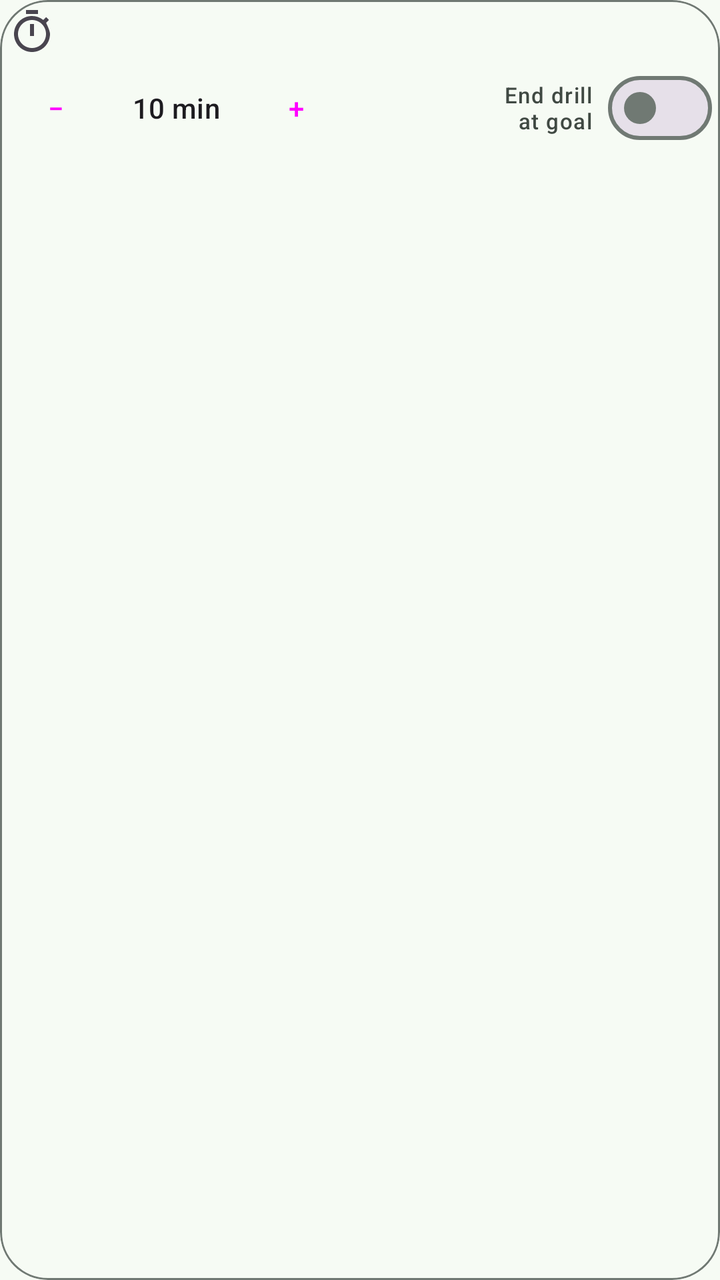
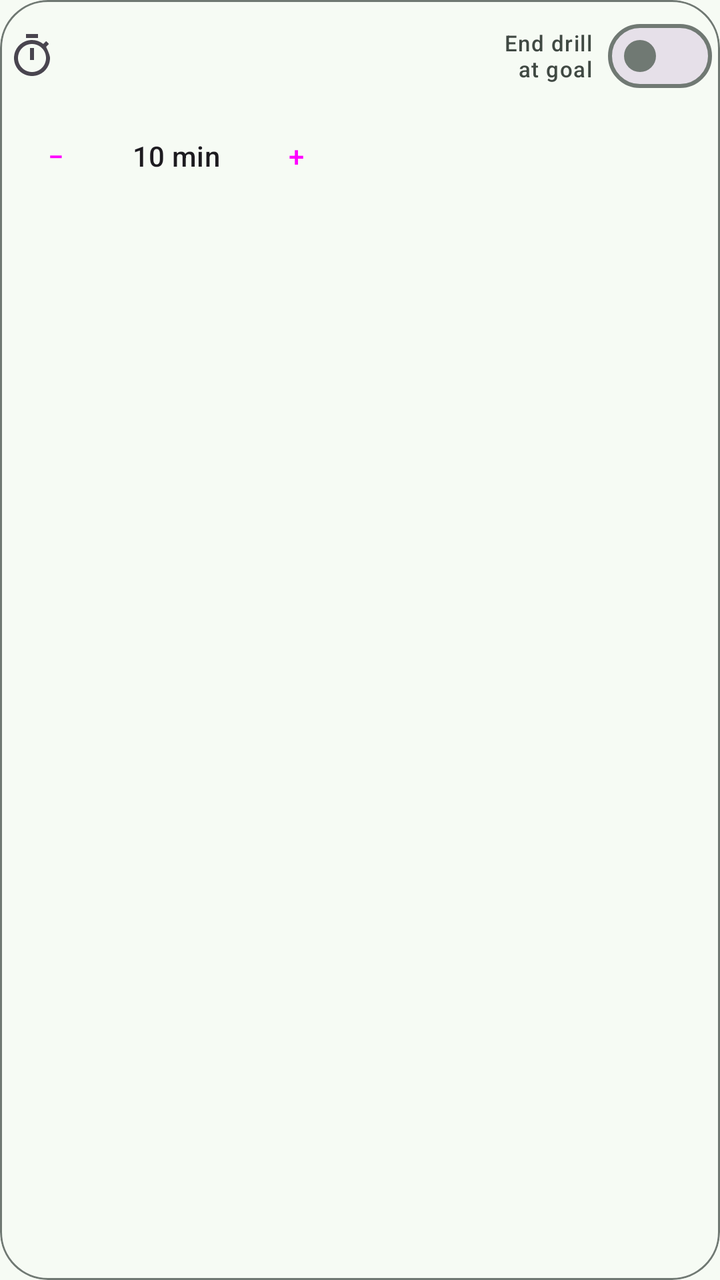

Two renders of the same Android screen: before a commit and after it. Below are the layout's source before the change and the commit's diff.
<!-- AndroidManifest.xml: application theme Theme.VoiceSrs -->
<!-- res/layout/include_timer_row.xml -->
<?xml version="1.0" encoding="utf-8"?>
<com.google.android.material.card.MaterialCardView xmlns:android="http://schemas.android.com/apk/res/android"
    xmlns:app="http://schemas.android.com/apk/res-auto"
    android:id="@+id/timerRow"
    style="@style/Widget.Material3.CardView.Outlined"
    android:layout_width="match_parent"
    android:layout_height="wrap_content"
    android:minHeight="48dp"
    android:contentDescription="@string/timer_title"
    app:cardCornerRadius="24dp"
    app:cardElevation="0dp"
    app:contentPadding="4dp"
    app:strokeColor="?attr/colorOutline"
    app:strokeWidth="1dp">

    <LinearLayout
        android:id="@+id/timerLines"
        android:layout_width="match_parent"
        android:layout_height="wrap_content"
        android:orientation="vertical"
        android:paddingStart="@dimen/timer_row_padding"
        android:paddingEnd="@dimen/timer_row_padding">

        <LinearLayout
            android:id="@+id/timerLine1"
            android:layout_width="match_parent"
            android:layout_height="wrap_content"
            android:layout_marginBottom="@dimen/timer_line_gap"
            android:gravity="center_vertical"
            android:orientation="horizontal"
            android:paddingStart="@dimen/timer_row_padding"
            android:paddingEnd="@dimen/timer_row_padding">

            <ImageView
                android:id="@+id/timerIcon"
                android:layout_width="24dp"
                android:layout_height="24dp"
                android:contentDescription="@string/timer_title"
                android:src="@drawable/ic_timer" />

            <TextView
                android:id="@+id/elapsedChip"
                android:layout_width="0dp"
                android:layout_height="wrap_content"
                android:layout_weight="1"
                android:layout_marginStart="6dp"
                android:ellipsize="end"
                android:maxLines="1"
                android:visibility="gone"
                android:textAppearance="?attr/textAppearanceLabelLarge" />
        </LinearLayout>

        <LinearLayout
            android:id="@+id/timerLine2"
            android:layout_width="match_parent"
            android:layout_height="wrap_content"
            android:gravity="center_vertical"
            android:orientation="horizontal">

            
            <Button
                android:id="@+id/timerMinus"
                style="@style/Widget.Material3.Button.IconButton.Outlined"
                android:layout_width="48dp"
                android:layout_height="48dp"
                android:insetLeft="@dimen/timer_stepper_inset"
                android:insetTop="@dimen/timer_stepper_inset"
                android:insetRight="@dimen/timer_stepper_inset"
                android:insetBottom="@dimen/timer_stepper_inset"
                android:minWidth="0dp"
                android:minHeight="0dp"
                android:padding="0dp"
                android:contentDescription="@string/timer_fewer"
                android:text="−"
                app:shapeAppearanceOverlay="@style/ShapeAppearance.Material3.Corner.Full"
                app:strokeColor="?attr/colorOutline"
                app:strokeWidth="@dimen/timer_stepper_stroke" />

            <TextView
                android:id="@+id/timerValue"
                android:layout_width="wrap_content"
                android:layout_height="wrap_content"
                android:layout_marginStart="@dimen/timer_value_margin"
                android:layout_marginEnd="@dimen/timer_value_margin"
                android:minWidth="@dimen/timer_value_min_width"
                android:gravity="center"
                android:maxLines="1"
                android:textAppearance="?attr/textAppearanceLabelLarge"
                android:text="10 min" />

            
            <Button
                android:id="@+id/timerPlus"
                style="@style/Widget.Material3.Button.IconButton.Outlined"
                android:layout_width="48dp"
                android:layout_height="48dp"
                android:insetLeft="@dimen/timer_stepper_inset"
                android:insetTop="@dimen/timer_stepper_inset"
                android:insetRight="@dimen/timer_stepper_inset"
                android:insetBottom="@dimen/timer_stepper_inset"
                android:minWidth="0dp"
                android:minHeight="0dp"
                android:padding="0dp"
                android:contentDescription="@string/timer_more"
                android:text="+"
                app:shapeAppearanceOverlay="@style/ShapeAppearance.Material3.Corner.Full"
                app:strokeColor="?attr/colorOutline"
                app:strokeWidth="@dimen/timer_stepper_stroke" />

            <Space
                android:id="@+id/timerSpacer"
                android:layout_width="0dp"
                android:layout_height="1dp"
                android:layout_weight="1" />

            <TextView
                android:id="@+id/timerSwitchLabel"
                android:layout_width="wrap_content"
                android:layout_height="wrap_content"
                android:layout_marginEnd="@dimen/timer_switch_label_gap"
                android:gravity="end|center_vertical"
                android:labelFor="@+id/timerSwitch"
                android:maxLines="2"
                android:text="@string/timer_switch_text"
                android:textAppearance="?attr/textAppearanceLabelSmall"
                android:textColor="?attr/colorOnSurfaceVariant" />

            <com.google.android.material.materialswitch.MaterialSwitch
                android:id="@+id/timerSwitch"
                android:layout_width="wrap_content"
                android:layout_height="wrap_content"
                android:minHeight="48dp"
                android:contentDescription="@string/timer_switch_label" />
        </LinearLayout>
    </LinearLayout>
</com.google.android.material.card.MaterialCardView>
<!-- resources referenced by this layout -->
<resources>
  <dimen name="timer_line_gap">2dp</dimen>
  <dimen name="timer_row_padding">0dp</dimen>
  <dimen name="timer_stepper_inset">6dp</dimen>
  <dimen name="timer_stepper_stroke">1dp</dimen>
  <dimen name="timer_switch_label_gap">8dp</dimen>
  <dimen name="timer_value_margin">8dp</dimen>
  <dimen name="timer_value_min_width">56dp</dimen>
  <!-- drawable ic_timer (drawable) -->
  <?xml version="1.0" encoding="utf-8"?>
  <vector xmlns:android="http://schemas.android.com/apk/res/android"
      android:width="24dp"
      android:height="24dp"
      android:viewportWidth="24"
      android:viewportHeight="24"
      android:tint="?attr/colorControlNormal">
      <path
          android:fillColor="#FF000000"
          android:pathData="M15,1H9v2h6V1zM11,14h2V8h-2V14zM19.03,7.39l1.42,-1.42c-0.43,-0.51 -0.9,-0.99 -1.41,-1.41l-1.42,1.42C16.07,4.74 14.12,4 12,4c-4.97,0 -9,4.03 -9,9s4.02,9 9,9s9,-4.03 9,-9C21,11.88 20.26,9.93 19.03,7.39zM12,20c-3.87,0 -7,-3.13 -7,-7s3.13,-7 7,-7s7,3.13 7,7S15.87,20 12,20z" />
  </vector>
  <string name="timer_fewer">Fewer minutes</string>
  <string name="timer_more">More minutes</string>
  <string name="timer_switch_label">End drill at goal</string>
  <string name="timer_switch_text">End drill\nat goal</string>
  <string name="timer_title">Timer</string>
  <color name="md_theme_primary">#146C43</color>
  <color name="md_theme_onPrimary">#FFFFFF</color>
  <color name="md_theme_primaryContainer">#A4F4C4</color>
  <color name="md_theme_onPrimaryContainer">#002110</color>
  <color name="md_theme_secondary">#4D6356</color>
  <color name="md_theme_onSecondary">#FFFFFF</color>
  <color name="md_theme_secondaryContainer">#D0E8D8</color>
  <color name="md_theme_onSecondaryContainer">#0B1F15</color>
  <color name="md_theme_tertiary">#3C6472</color>
  <color name="md_theme_onTertiary">#FFFFFF</color>
  <color name="md_theme_tertiaryContainer">#C0E9FA</color>
  <color name="md_theme_onTertiaryContainer">#001F28</color>
  <color name="md_theme_background">#F6FBF4</color>
  <color name="md_theme_surface">#F6FBF4</color>
  <color name="md_theme_onSurface">#171D19</color>
  <color name="md_theme_surfaceVariant">#DCE5DC</color>
  <color name="md_theme_onSurfaceVariant">#404943</color>
  <color name="md_theme_outline">#707973</color>
  <color name="md_theme_error">#BA1A1A</color>
  <color name="md_theme_onError">#FFFFFF</color>
  <!-- unchanged entries left out for length: 1 -->
</resources>

<!-- the commit's change to res/layout/include_timer_row.xml (unified diff, before → after) -->
@@ -40,14 +40,34 @@
 
             <TextView
                 android:id="@+id/elapsedChip"
-                android:layout_width="0dp"
+                android:layout_width="wrap_content"
                 android:layout_height="wrap_content"
-                android:layout_weight="1"
                 android:layout_marginStart="6dp"
                 android:ellipsize="end"
                 android:maxLines="1"
                 android:visibility="gone"
                 android:textAppearance="?attr/textAppearanceLabelLarge" />
+
+            <TextView
+                android:id="@+id/timerSwitchLabel"
+                android:layout_width="0dp"
+                android:layout_height="wrap_content"
+                android:layout_weight="1"
+                android:layout_marginStart="6dp"
+                android:layout_marginEnd="@dimen/timer_switch_label_gap"
+                android:gravity="end|center_vertical"
+                android:labelFor="@+id/timerSwitch"
+                android:maxLines="2"
+                android:text="@string/timer_switch_text"
+                android:textAppearance="?attr/textAppearanceLabelSmall"
+                android:textColor="?attr/colorOnSurfaceVariant" />
+
+            <com.google.android.material.materialswitch.MaterialSwitch
+                android:id="@+id/timerSwitch"
+                android:layout_width="wrap_content"
+                android:layout_height="wrap_content"
+                android:minHeight="48dp"
+                android:contentDescription="@string/timer_switch_label" />
         </LinearLayout>
 
         <LinearLayout
@@ -112,25 +132,6 @@
                 android:layout_width="0dp"
                 android:layout_height="1dp"
                 android:layout_weight="1" />
-
-            <TextView
-                android:id="@+id/timerSwitchLabel"
-                android:layout_width="wrap_content"
-                android:layout_height="wrap_content"
-                android:layout_marginEnd="@dimen/timer_switch_label_gap"
-                android:gravity="end|center_vertical"
-                android:labelFor="@+id/timerSwitch"
-                android:maxLines="2"
-                android:text="@string/timer_switch_text"
-                android:textAppearance="?attr/textAppearanceLabelSmall"
-                android:textColor="?attr/colorOnSurfaceVariant" />
-
-            <com.google.android.material.materialswitch.MaterialSwitch
-                android:id="@+id/timerSwitch"
-                android:layout_width="wrap_content"
-                android:layout_height="wrap_content"
-                android:minHeight="48dp"
-                android:contentDescription="@string/timer_switch_label" />
         </LinearLayout>
     </LinearLayout>
 </com.google.android.material.card.MaterialCardView>
